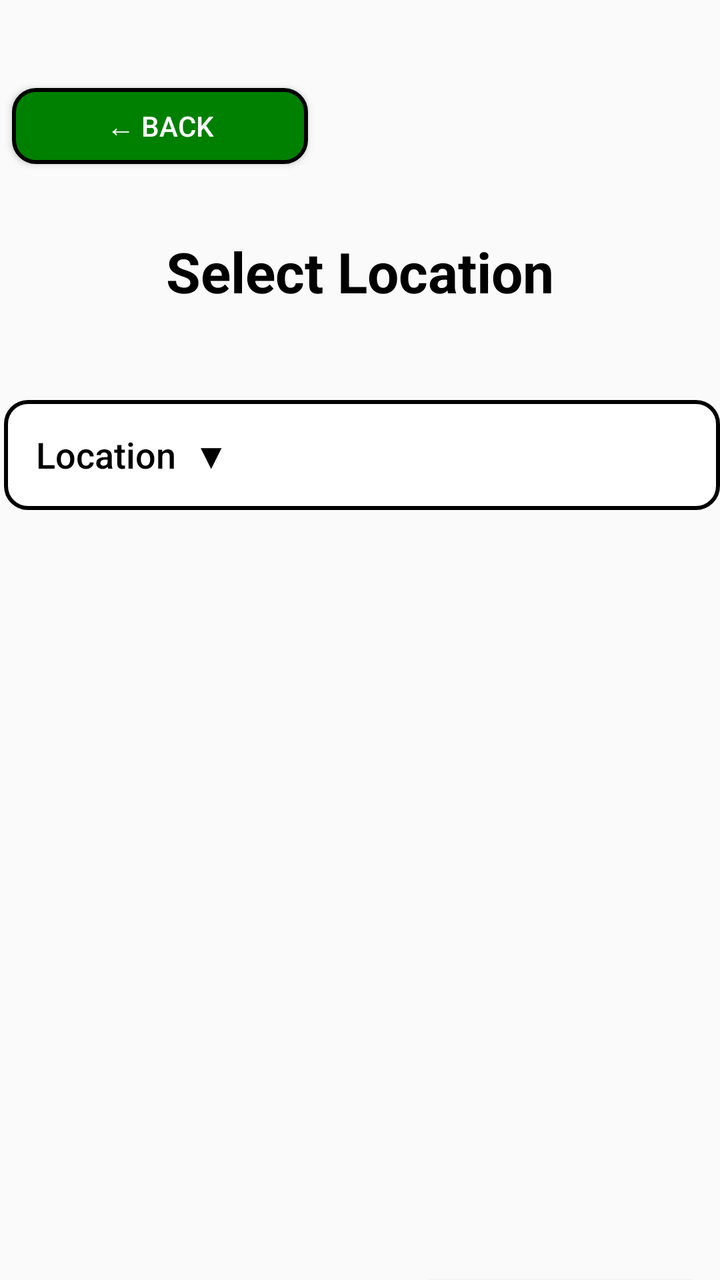
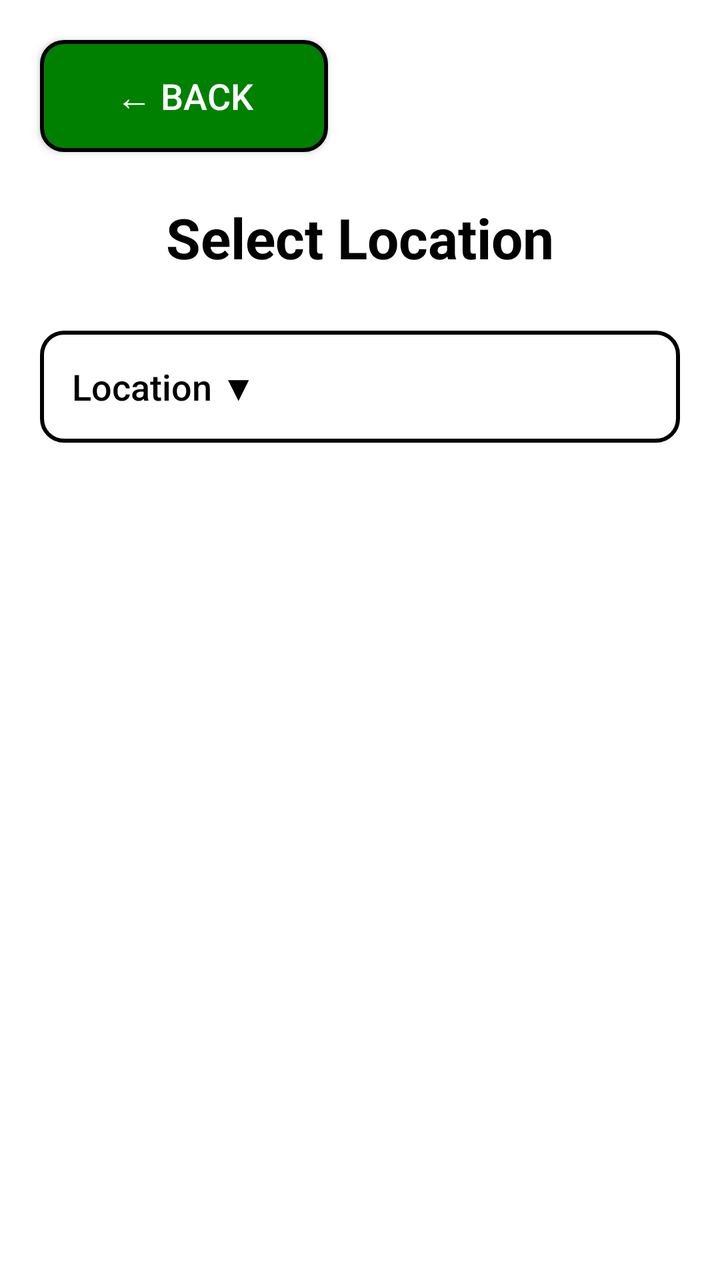

The first picture is an Android layout as it rendered before a commit; the second is the same layout after the commit. The layout source and the unified diff follow.
<!-- AndroidManifest.xml: application theme Theme.JavaReportingSystem -->
<!-- res/layout/activity_location_selection.xml -->
<?xml version="1.0" encoding="utf-8"?>
<androidx.constraintlayout.widget.ConstraintLayout xmlns:android="http://schemas.android.com/apk/res/android"
    xmlns:app="http://schemas.android.com/apk/res-auto"
    xmlns:tools="http://schemas.android.com/tools"
    android:id="@+id/main"
    android:layout_width="match_parent"
    android:layout_height="match_parent"
    tools:context=".ui.LocationSelectionActivity">

    
    <Button
        android:id="@+id/btnBack"
        android:layout_width="148dp"
        android:layout_height="38dp"
        android:layout_marginStart="6dp"
        android:layout_marginTop="44dp"
        android:background="@drawable/back_button"
        android:gravity="center"
        android:minHeight="0dp"
        android:minWidth="0dp"
        android:padding="0dp"
        android:text="← BACK"
        android:textColor="@color/white"
        android:textAllCaps="false"
        android:textSize="14sp"
        app:layout_constraintStart_toStartOf="parent"
        app:layout_constraintTop_toTopOf="parent" />

    
    <TextView
        android:id="@+id/tvTitle"
        android:layout_width="0dp"
        android:layout_height="wrap_content"
        android:layout_marginTop="35dp"
        android:gravity="center"
        android:singleLine="true"
        android:text="Select Location"
        android:textColor="#000000"
        android:textSize="28sp"
        android:textStyle="bold"
        app:layout_constraintEnd_toEndOf="parent"
        app:layout_constraintStart_toStartOf="parent"
        app:layout_constraintTop_toBottomOf="@id/btnBack" />

    
    
    <Button
        android:id="@+id/btnLocationDropdown"
        android:layout_width="0dp"
        android:layout_height="55dp"
        android:layout_marginStart="2dp"
        android:layout_marginTop="200dp"
        android:background="@drawable/outline_button"
        android:gravity="center_vertical"
        android:paddingStart="16dp"
        android:paddingEnd="16dp"
        android:stateListAnimator="@null"
        android:text="Location  ▼"
        android:textAllCaps="false"
        android:textColor="#000000"
        android:textSize="18sp"
        app:layout_constraintTop_toTopOf="parent"
        app:layout_constraintStart_toStartOf="parent"
        app:layout_constraintEnd_toEndOf="parent" />

    
    <HorizontalScrollView
        android:id="@+id/locationTableContainer"
        android:layout_width="0dp"
        android:layout_height="wrap_content"
        android:layout_marginTop="8dp"
        android:fillViewport="true"
        android:visibility="gone"
        app:layout_constraintTop_toBottomOf="@id/btnLocationDropdown"
        app:layout_constraintStart_toStartOf="parent"
        app:layout_constraintEnd_toEndOf="parent">

        <TableLayout
            android:id="@+id/locationTable"
            android:layout_width="wrap_content"
            android:layout_height="wrap_content"
            android:stretchColumns="1">

            
            <TableRow
                android:background="#EAEAEA">

                <TextView
                    android:padding="12dp"
                    android:text="ID"
                    android:textColor="#000000"
                    android:textStyle="bold" />

                <TextView
                    android:padding="12dp"
                    android:text="Location Name"
                    android:textColor="#000000"
                    android:textStyle="bold" />

            </TableRow>

        </TableLayout>

    </HorizontalScrollView>


    
    <Button
        android:id="@+id/btnNext"
        android:layout_width="148dp"
        android:layout_height="38dp"
        android:layout_marginTop="640dp"
        android:background="@drawable/next_button"
        android:gravity="center"
        android:minWidth="0dp"
        android:minHeight="0dp"
        android:padding="0dp"
        android:text="NEXT →"
        android:textAllCaps="false"
        android:textColor="@color/white"
        android:textSize="14sp"
        app:layout_constraintEnd_toEndOf="parent"
        app:layout_constraintHorizontal_bias="0.973"
        app:layout_constraintStart_toStartOf="parent"
        app:layout_constraintTop_toTopOf="parent" />

</androidx.constraintlayout.widget.ConstraintLayout>
<!-- resources referenced by this layout -->
<resources>
  <color name="white">#FFFFFFFF</color>
  <!-- drawable back_button (drawable) -->
  <?xml version="1.0" encoding="utf-8"?>
  <shape xmlns:android="http://schemas.android.com/apk/res/android"
      android:shape="rectangle">
  
      <solid android:color="#008000" />
  
      <stroke
          android:width="2dp"
          android:color="#000000" />
  
      <corners android:radius="11dp" />
  
  </shape>
  <!-- drawable next_button (drawable) -->
  <?xml version="1.0" encoding="utf-8"?>
  <shape xmlns:android="http://schemas.android.com/apk/res/android"
      android:shape="rectangle">
  
      <solid android:color="#0062D1" />
  
      <stroke
          android:width="2dp"
          android:color="#000000" />
  
      <corners android:radius="11dp" />
  
  </shape>
  <!-- drawable outline_button (drawable) -->
  <?xml version="1.0" encoding="utf-8"?>
  <shape xmlns:android="http://schemas.android.com/apk/res/android"
      android:shape="rectangle">
  
      <solid android:color="#FFFFFF" />
  
      <stroke
          android:width="2dp"
          android:color="#000000" />
  
      <corners android:radius="11dp" />
  
  </shape>
  <style name="Theme.JavaReportingSystem" parent="Base.Theme.JavaReportingSystem" />
  <style name="Base.Theme.JavaReportingSystem" parent="Theme.AppCompat.DayNight.NoActionBar">
          
          
      </style>
</resources>

<!-- the commit's change to res/layout/activity_location_selection.xml (unified diff, before → after) -->
@@ -5,123 +5,117 @@
     android:id="@+id/main"
     android:layout_width="match_parent"
     android:layout_height="match_parent"
+    android:background="@android:color/white"
     tools:context=".ui.LocationSelectionActivity">
 
-    
     <Button
         android:id="@+id/btnBack"
-        android:layout_width="148dp"
-        android:layout_height="38dp"
-        android:layout_marginStart="6dp"
-        android:layout_marginTop="44dp"
+        android:layout_width="144dp"
+        android:layout_height="56dp"
+        android:layout_marginStart="20dp"
+        android:layout_marginTop="20dp"
         android:background="@drawable/back_button"
-        android:gravity="center"
-        android:minHeight="0dp"
-        android:minWidth="0dp"
-        android:padding="0dp"
-        android:text="← BACK"
+        android:text="@string/back"
+        android:textAllCaps="false"
         android:textColor="@color/white"
-        android:textAllCaps="false"
-        android:textSize="14sp"
+        android:textSize="18sp"
         app:layout_constraintStart_toStartOf="parent"
         app:layout_constraintTop_toTopOf="parent" />
 
-    
     <TextView
         android:id="@+id/tvTitle"
         android:layout_width="0dp"
         android:layout_height="wrap_content"
-        android:layout_marginTop="35dp"
+        android:layout_marginStart="20dp"
+        android:layout_marginTop="24dp"
+        android:layout_marginEnd="20dp"
         android:gravity="center"
-        android:singleLine="true"
         android:text="Select Location"
-        android:textColor="#000000"
+        android:textColor="@android:color/black"
         android:textSize="28sp"
         android:textStyle="bold"
         app:layout_constraintEnd_toEndOf="parent"
         app:layout_constraintStart_toStartOf="parent"
         app:layout_constraintTop_toBottomOf="@id/btnBack" />
 
-    
-    
-    <Button
-        android:id="@+id/btnLocationDropdown"
+    <ScrollView
+        android:id="@+id/locationsContent"
         android:layout_width="0dp"
-        android:layout_height="55dp"
-        android:layout_marginStart="2dp"
-        android:layout_marginTop="200dp"
-        android:background="@drawable/outline_button"
-        android:gravity="center_vertical"
-        android:paddingStart="16dp"
-        android:paddingEnd="16dp"
-        android:stateListAnimator="@null"
-        android:text="Location  ▼"
-        android:textAllCaps="false"
-        android:textColor="#000000"
-        android:textSize="18sp"
-        app:layout_constraintTop_toTopOf="parent"
+        android:layout_height="0dp"
+        android:fillViewport="true"
+        app:layout_constraintBottom_toTopOf="@id/btnNext"
+        app:layout_constraintEnd_toEndOf="parent"
         app:layout_constraintStart_toStartOf="parent"
-        app:layout_constraintEnd_toEndOf="parent" />
+        app:layout_constraintTop_toBottomOf="@id/tvTitle">
 
-    
-    <HorizontalScrollView
-        android:id="@+id/locationTableContainer"
-        android:layout_width="0dp"
-        android:layout_height="wrap_content"
-        android:layout_marginTop="8dp"
-        android:fillViewport="true"
-        android:visibility="gone"
-        app:layout_constraintTop_toBottomOf="@id/btnLocationDropdown"
-        app:layout_constraintStart_toStartOf="parent"
-        app:layout_constraintEnd_toEndOf="parent">
+        <LinearLayout
+            android:layout_width="match_parent"
+            android:layout_height="wrap_content"
+            android:orientation="vertical"
+            android:paddingStart="20dp"
+            android:paddingTop="28dp"
+            android:paddingEnd="20dp"
+            android:paddingBottom="20dp">
 
-        <TableLayout
-            android:id="@+id/locationTable"
-            android:layout_width="wrap_content"
-            android:layout_height="wrap_content"
-            android:stretchColumns="1">
+            <Button
+                android:id="@+id/btnLocationDropdown"
+                android:layout_width="match_parent"
+                android:layout_height="wrap_content"
+                android:background="@drawable/outline_button"
+                android:gravity="center_vertical"
+                android:minHeight="56dp"
+                android:paddingStart="16dp"
+                android:paddingEnd="16dp"
+                android:stateListAnimator="@null"
+                android:text="@string/select_location"
+                android:textAllCaps="false"
+                android:textColor="@android:color/black"
+                android:textSize="18sp" />
 
-            
-            <TableRow
-                android:background="#EAEAEA">
+            <HorizontalScrollView
+                android:id="@+id/locationTableContainer"
+                android:layout_width="match_parent"
+                android:layout_height="wrap_content"
+                android:layout_marginTop="8dp"
+                android:fillViewport="true"
+                android:visibility="gone">
 
-                <TextView
-                    android:padding="12dp"
-                    android:text="ID"
-                    android:textColor="#000000"
-                    android:textStyle="bold" />
+                <TableLayout
+                    android:id="@+id/locationTable"
+                    android:layout_width="wrap_content"
+                    android:layout_height="wrap_content"
+                    android:stretchColumns="1">
 
-                <TextView
-                    android:padding="12dp"
-                    android:text="Location Name"
-                    android:textColor="#000000"
-                    android:textStyle="bold" />
+                    <TableRow android:background="#EAEAEA">
+                        <TextView
+                            android:padding="12dp"
+                            android:text="ID"
+                            android:textColor="@android:color/black"
+                            android:textStyle="bold" />
 
-            </TableRow>
+                        <TextView
+                            android:padding="12dp"
+                            android:text="Location Name"
+                            android:textColor="@android:color/black"
+                            android:textStyle="bold" />
+                    </TableRow>
+                </TableLayout>
+            </HorizontalScrollView>
+        </LinearLayout>
+    </ScrollView>
 
-        </TableLayout>
-
-    </HorizontalScrollView>
-
-
-    
     <Button
         android:id="@+id/btnNext"
         android:layout_width="148dp"
-        android:layout_height="38dp"
-        android:layout_marginTop="640dp"
+        android:layout_height="56dp"
+        android:layout_marginEnd="20dp"
+        android:layout_marginBottom="20dp"
         android:background="@drawable/next_button"
-        android:gravity="center"
-        android:minWidth="0dp"
-        android:minHeight="0dp"
-        android:padding="0dp"
-        android:text="NEXT →"
+        android:text="@string/next"
         android:textAllCaps="false"
         android:textColor="@color/white"
-        android:textSize="14sp"
-        app:layout_constraintEnd_toEndOf="parent"
-        app:layout_constraintHorizontal_bias="0.973"
-        app:layout_constraintStart_toStartOf="parent"
-        app:layout_constraintTop_toTopOf="parent" />
-
+        android:textSize="18sp"
+        android:visibility="invisible"
+        app:layout_constraintBottom_toBottomOf="parent"
+        app:layout_constraintEnd_toEndOf="parent" />
 </androidx.constraintlayout.widget.ConstraintLayout>
<!-- resource entries referenced after the edit -->
@@ -43,6 +43,9 @@
       <corners android:radius="11dp" />
   
   </shape>
+  <string name="back">← BACK</string>
+  <string name="next">NEXT →</string>
+  <string name="select_location">Location  ▼</string>
   <style name="Theme.JavaReportingSystem" parent="Base.Theme.JavaReportingSystem" />
   <style name="Base.Theme.JavaReportingSystem" parent="Theme.AppCompat.DayNight.NoActionBar">
           
